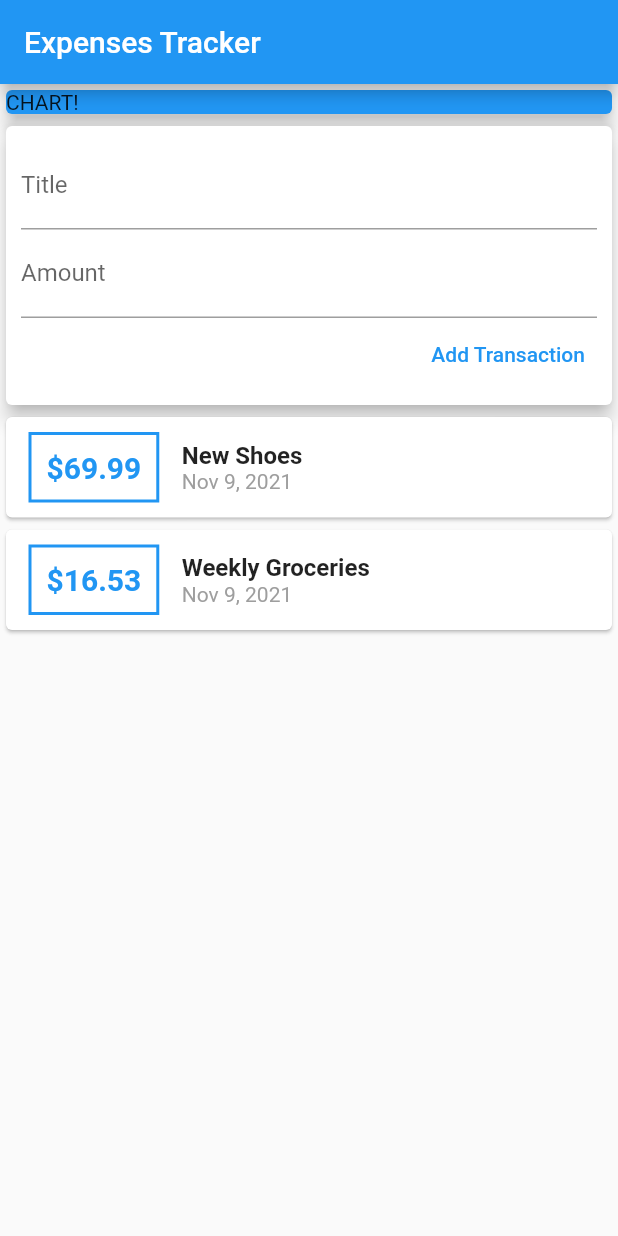
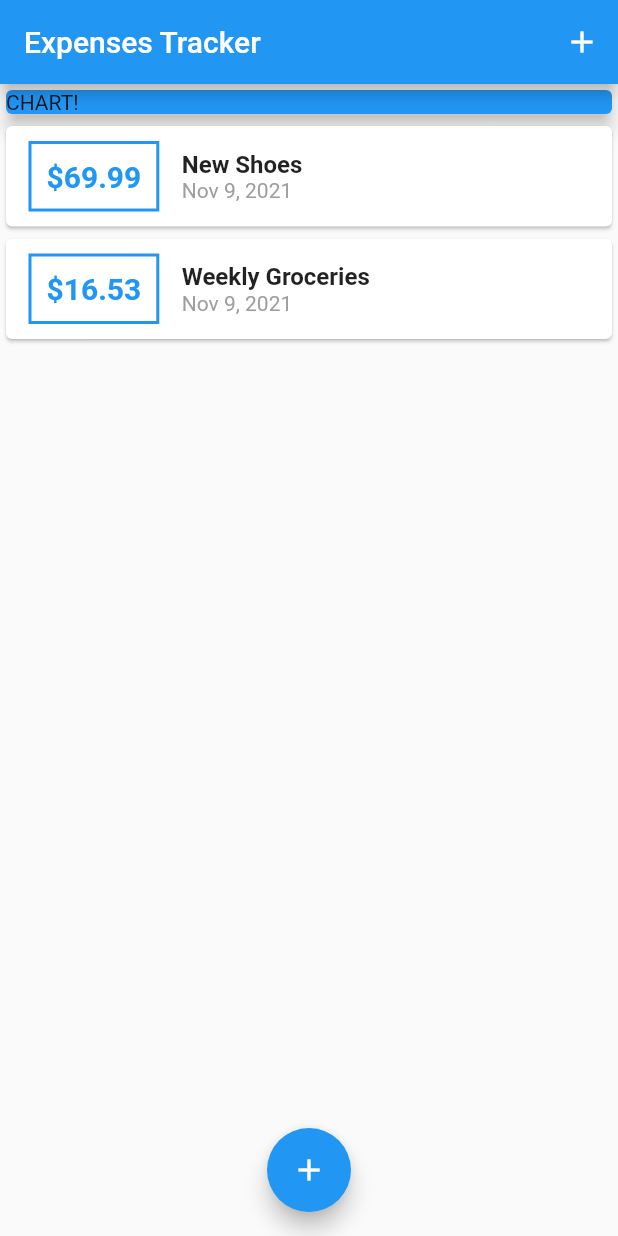
Before and after one commit to davidaodejobi/Flutter-and-Dart-Course, a Flutter app: the screen it shows after launch, on a phone screen of 412 x 824 dp. Run offline on Flutter 3.47's test engine with Material 2 defaults, Android fonts, the phone set to English and light mode, and no system bars.

Commit message:
ModalBottomSheet was added to show textfield when appbar or FAB button is been pressed

```diff
--- a/expenses_tracker/lib/main.dart
+++ b/expenses_tracker/lib/main.dart
@@ -1,6 +1,8 @@
+import 'package:expenses_tracker/widgets/new_transaction.dart';
+import 'package:expenses_tracker/widgets/transcation_list.dart';
 import 'package:flutter/material.dart';
 
-import './widgets/user_transaction.dart';
+import 'models/transaction.dart';
 
 void main() {
   runApp(const MyApp());
@@ -13,6 +15,7 @@ class MyApp extends StatelessWidget {
   @override
   Widget build(BuildContext context) {
     return MaterialApp(
+      debugShowCheckedModeBanner: false,
       title: 'Expenses Tracker',
       theme: ThemeData(
         primarySwatch: Colors.blue,
@@ -22,20 +25,71 @@ class MyApp extends StatelessWidget {
   }
 }
 
-class Homepage extends StatelessWidget {
+class Homepage extends StatefulWidget {
   const Homepage({Key? key}) : super(key: key);
+
+  @override
+  State<Homepage> createState() => _HomepageState();
+}
+
+class _HomepageState extends State<Homepage> {
+
+  final List<Transaction> _userTransactions = [
+    Transaction(
+      id: 't1',
+      title: 'New Shoes',
+      amount: 69.99,
+      date: DateTime.now(),
+    ),
+    Transaction(
+      id: 't2',
+      title: 'Weekly Groceries',
+      amount: 16.53,
+      date: DateTime.now(),
+    ),
+  ];
+
+  void _addNewTransaction(String txTitle, double txAmount) {
+    final newTx = Transaction(
+      title: txTitle,
+      amount: txAmount,
+      date: DateTime.now(),
+      id: DateTime.now().toString(),
+    );
+    setState(() {
+      _userTransactions.add(newTx);
+    });
+  }
+
+  void _startAddNewTransaction(BuildContext ctx) {
+    showModalBottomSheet(context: ctx, builder: (bCtx) {
+      return NewTransaction(addNewTransaction: _addNewTransaction);
+    },);
+  }
 
   @override
   Widget build(BuildContext context) {
     return Scaffold(
       appBar: AppBar(
         title: const Text('Expenses Tracker'),
+        actions: [
+          IconButton(
+            onPressed: () => _startAddNewTransaction(context),
+            icon: const Icon(Icons.add),
+          )
+        ],
+      ),
+      floatingActionButtonLocation: FloatingActionButtonLocation.centerFloat,
+      floatingActionButton: FloatingActionButton(
+        onPressed: () => _startAddNewTransaction(context),
+        child: const Icon(Icons.add),
+
       ),
       body: Column(
         // mainAxisAlignment: MainAxisAlignment.start,
         crossAxisAlignment: CrossAxisAlignment.stretch,
-        children: const <Widget>[
-           SizedBox(
+        children:  <Widget>[
+          const SizedBox(
             width: double.infinity,
             child: Card(
               color: Colors.blue,
@@ -43,7 +97,7 @@ class Homepage extends StatelessWidget {
               elevation: 5,
             ),
           ),
-          UserTransaction(),
+          TransactionList(userTransactions: _userTransactions,),
         ],
       ),
     );
--- a/expenses_tracker/lib/widgets/user_transaction.dart
+++ /dev/null
@@ -1,55 +0,0 @@
-import 'package:flutter/material.dart';
-
-import '../models/transaction.dart';
-import '../widgets/transcation_list.dart';
-import 'new_transaction.dart';
-
-class UserTransaction extends StatefulWidget {
-  const UserTransaction({Key? key}) : super(key: key);
-
-  @override
-  _UserTransactionState createState() => _UserTransactionState();
-}
-
-class _UserTransactionState extends State<UserTransaction> {
-  final List<Transaction> _userTransactions = [
-    Transaction(
-      id: 't1',
-      title: 'New Shoes',
-      amount: 69.99,
-      date: DateTime.now(),
-    ),
-    Transaction(
-      id: 't2',
-      title: 'Weekly Groceries',
-      amount: 16.53,
-      date: DateTime.now(),
-    ),
-  ];
-
-  void _addNewTransaction(String txTitle, double txAmount) {
-    final newTx = Transaction(
-      title: txTitle,
-      amount: txAmount,
-      date: DateTime.now(),
-      id: DateTime.now().toString(),
-    );
-
-
-    setState(() {
-      _userTransactions.add(newTx);
-    });
-  }
-
-  @override
-  Widget build(BuildContext context) {
-    return Column(
-      children: [
-        NewTransaction(addNewTransaction: _addNewTransaction,),
-        TransactionList(
-          userTransactions: _userTransactions,
-        ),
-      ],
-    );
-  }
-}
```
